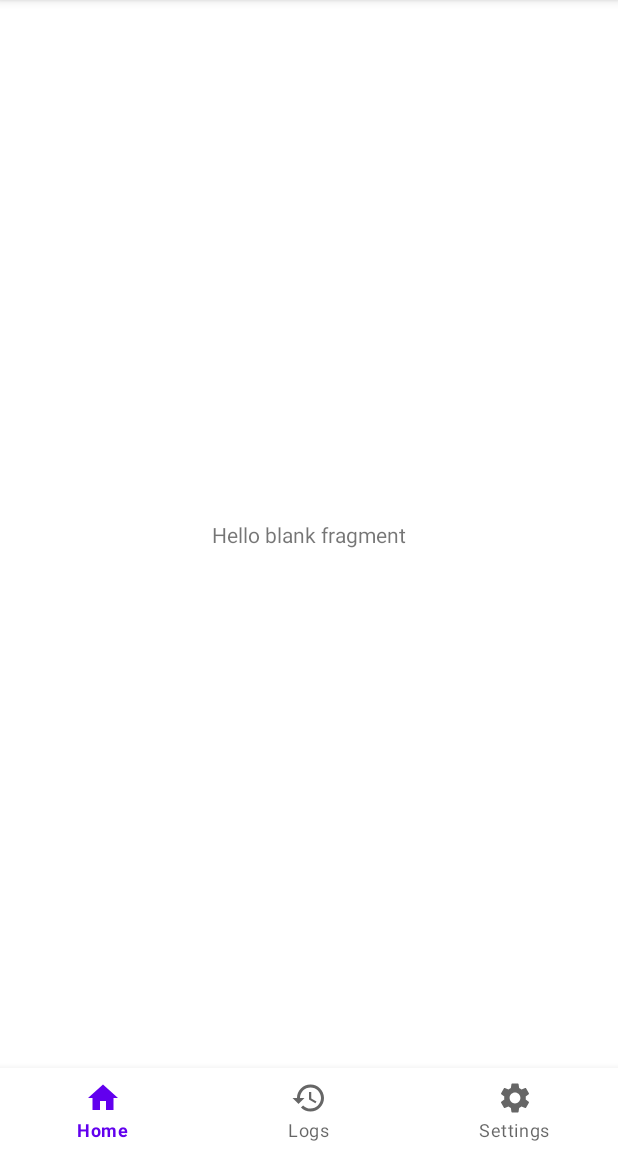
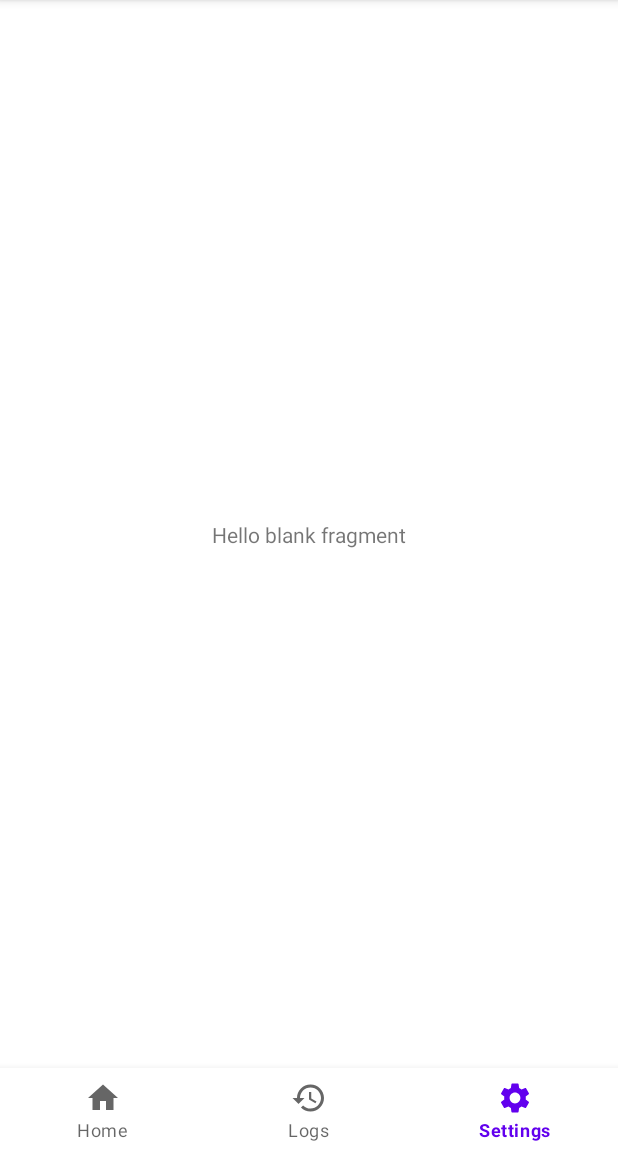
Before and after one commit to SasmithaDasanayaka/GoAlone, an Android app: the screen it shows after launch (MainActivity), item 3 of the bottom bar chosen, on a phone screen of 412 x 824 dp, the part 84-1236 px from its top. Run offline under Robolectric (Android 15) with nearby library versions, the phone set to English and light mode, and no system bars.

Commit message:
Bottom tab navigation completed

```diff
--- a/app/src/main/java/com/example/goalone/MainActivity.java
+++ b/app/src/main/java/com/example/goalone/MainActivity.java
@@ -3,6 +3,7 @@ package com.example.goalone;
 import androidx.annotation.NonNull;
 import androidx.appcompat.app.AppCompatActivity;
 import androidx.fragment.app.Fragment;
+import androidx.fragment.app.FragmentTransaction;
 import androidx.navigation.NavController;
 import androidx.navigation.Navigation;
 import androidx.navigation.fragment.NavHostFragment;
@@ -30,7 +31,8 @@ public class MainActivity extends AppCompatActivity {
             @Override
             public boolean onNavigationItemSelected(@NonNull MenuItem item) {
                 Fragment fragment = null;
-                switch (item.getItemId()) {
+                FragmentTransaction transaction = getSupportFragmentManager().beginTransaction();
+                        switch (item.getItemId()) {
                     case R.id.homeFragment:
                         fragment = new HomeFragment();
 //                        bottomNavigationView.setSelectedItemId(R.id.homeFragment);
@@ -44,8 +46,8 @@ public class MainActivity extends AppCompatActivity {
 //                        bottomNavigationView.setSelectedItemId(R.id.settingsFragment);
                         break;
                 }
-                getSupportFragmentManager().beginTransaction().replace(R.id.nav_host_fragment, fragment).commit();
-                return false;
+                transaction.replace(R.id.nav_host_fragment, fragment).commit();
+                return true;
             }
         });
     }
```
